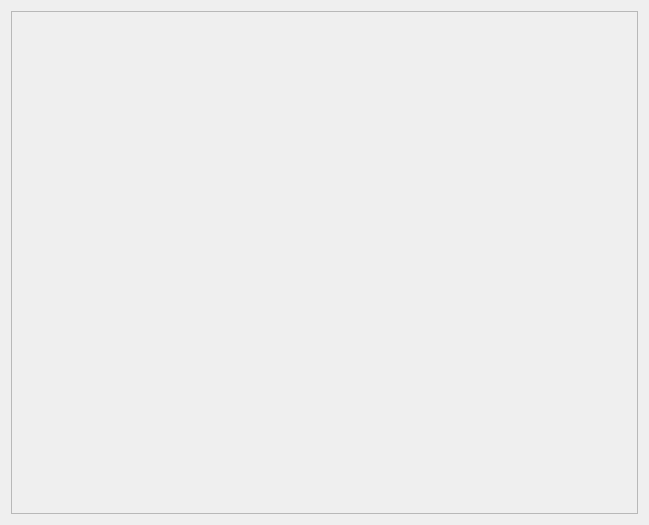
The window that src/airunner/pyqt/extensions.ui (Capsize-Games/airunner) describes before a commit, drawn with Qt 5.
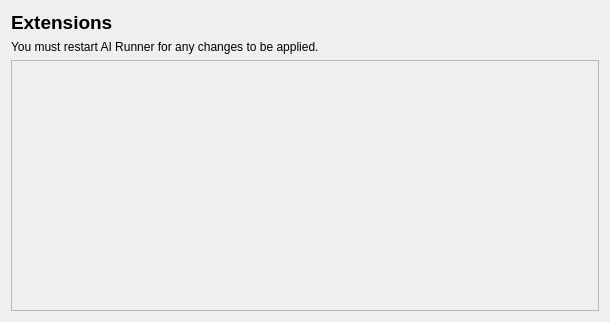
The same window after the commit.

Commit message: initial extension revisions

```diff
--- a/src/airunner/pyqt/extensions.ui
+++ b/src/airunner/pyqt/extensions.ui
@@ -6,15 +6,40 @@
    <rect>
     <x>0</x>
     <y>0</y>
-    <width>649</width>
-    <height>525</height>
+    <width>610</width>
+    <height>322</height>
    </rect>
   </property>
+  <property name="minimumSize">
+   <size>
+    <width>610</width>
+    <height>250</height>
+   </size>
+  </property>
+  <property name="maximumSize">
+   <size>
+    <width>610</width>
+    <height>650</height>
+   </size>
+  </property>
   <property name="windowTitle">
    <string>Dialog</string>
   </property>
   <layout class="QGridLayout" name="gridLayout">
    <item row="0" column="0">
+    <widget class="QLabel" name="label">
+     <property name="font">
+      <font>
+       <pointsize>14</pointsize>
+       <bold>true</bold>
+      </font>
+     </property>
+     <property name="text">
+      <string>Extensions</string>
+     </property>
+    </widget>
+   </item>
+   <item row="2" column="0">
     <widget class="QScrollArea" name="scrollArea">
      <property name="widgetResizable">
       <bool>true</bool>
@@ -24,13 +49,20 @@
        <rect>
         <x>0</x>
         <y>0</y>
-        <width>629</width>
-        <height>505</height>
+        <width>590</width>
+        <height>251</height>
        </rect>
       </property>
      </widget>
     </widget>
    </item>
+   <item row="1" column="0">
+    <widget class="QLabel" name="label_2">
+     <property name="text">
+      <string>You must restart AI Runner for any changes to be applied.</string>
+     </property>
+    </widget>
+   </item>
   </layout>
  </widget>
  <resources/>
```
The commit also changes 5 other files.
